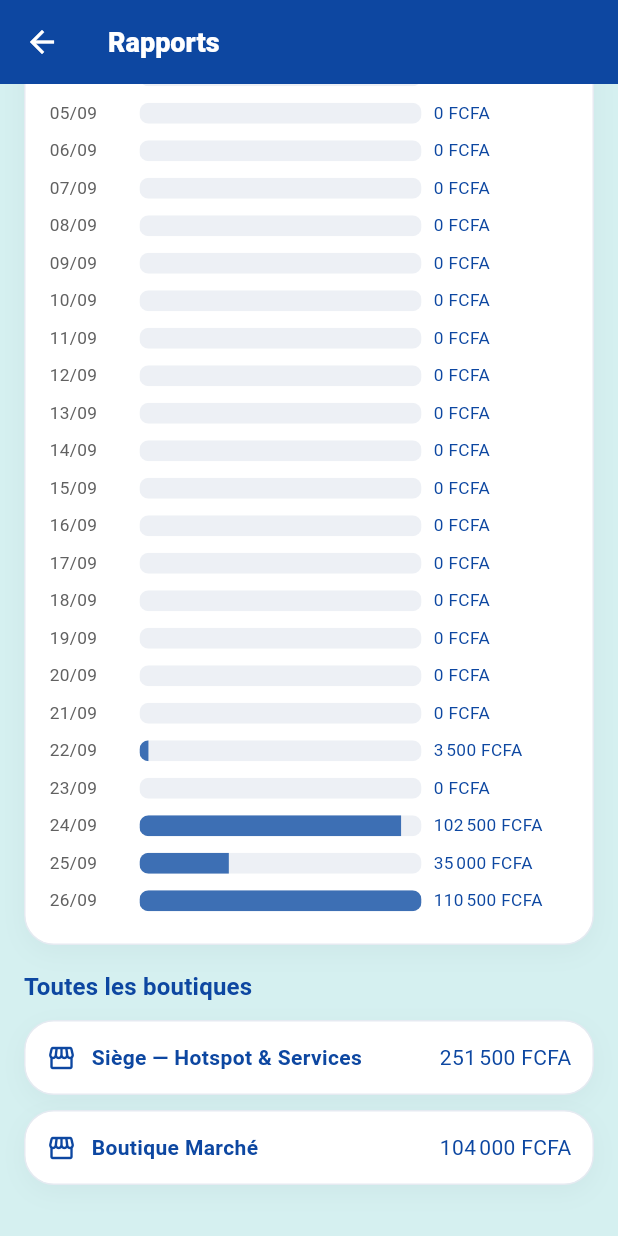
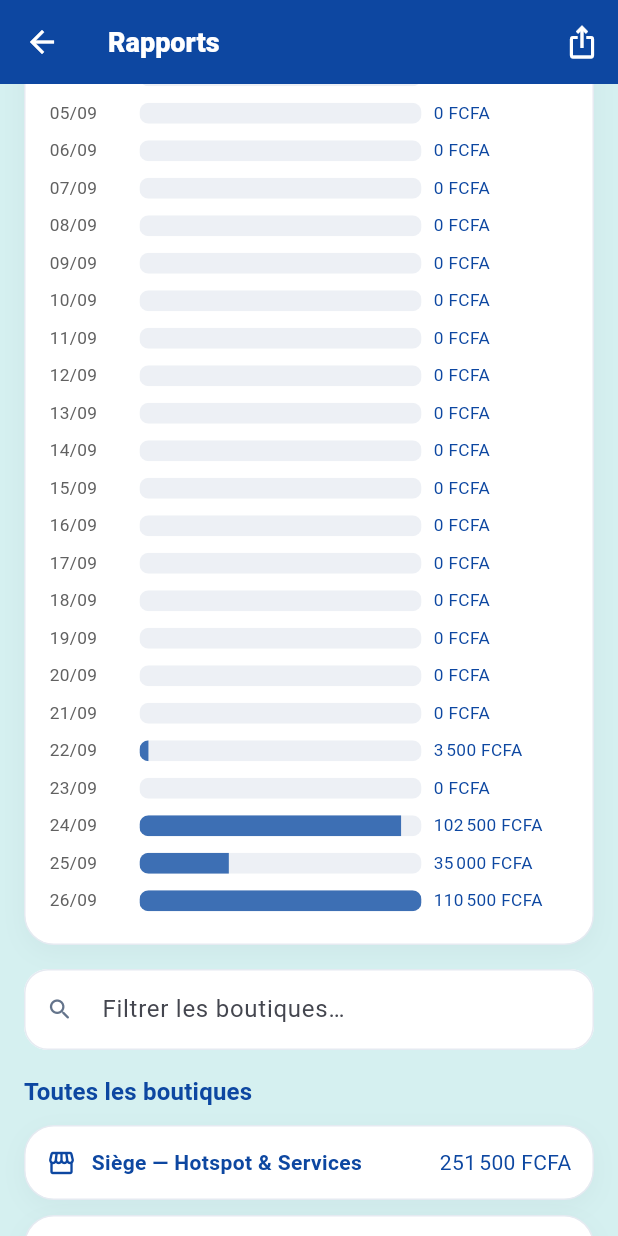
Before and after one commit to aesoltec/NYCTA, a Flutter app: the RapportsScreen screen opened directly, scrolled down 793 dp, on a phone screen of 412 x 824 dp. Run offline on Flutter 3.47's test engine with Material 3 defaults, Android fonts, the phone set to English and light mode, and no system bars; our stand-ins replace connectivity_plus, csv, file_picker, fl_chart, flutter_dotenv, flutter_local_notifications and 8 more; missing offline and left inert: excel; accounts and stored records are empty.

Commit message:
feat(rapports): filtre boutiques, exports PDF/Excel/CSV

```diff
--- a/lib/screens/rapports/rapports_screen.dart
+++ b/lib/screens/rapports/rapports_screen.dart
@@ -6,9 +6,18 @@ import '../../widgets/money_text.dart';
 import '../../widgets/soft_card.dart';
 import '../../widgets/type_chip.dart';
 
+import '../../services/export_service.dart';
+
 /// Rapports : synthèse globale, par activité, par boutique, frais MoMo.
-class RapportsScreen extends StatelessWidget {
+class RapportsScreen extends StatefulWidget {
   const RapportsScreen({super.key});
+
+  @override
+  State<RapportsScreen> createState() => _RapportsScreenState();
+}
+
+class _RapportsScreenState extends State<RapportsScreen> {
+  String _recherche = '';
 
   @override
   Widget build(BuildContext context) {
@@ -21,8 +30,32 @@ class RapportsScreen extends StatelessWidget {
     // depuis le menu « Plus », sans Scaffold englobant : cet écran DOIT
     // fournir le sien, sinon aucune surface n'est peinte derrière lui et le
     // fond apparaît noir/sombre à la place du thème clair de l'app.
+    final boutiques = store.boutiques
+        .where((b) =>
+            _recherche.trim().isEmpty ||
+            b.nom
+                .toLowerCase()
+                .contains(_recherche.trim().toLowerCase()))
+        .toList();
     return Scaffold(
-      appBar: AppBar(title: const Text('Rapports')),
+      appBar: AppBar(
+        title: const Text('Rapports'),
+        actions: [
+          PopupMenuButton<String>(
+            tooltip: 'Exporter le rapport',
+            icon: const Icon(Icons.ios_share_outlined),
+            onSelected: (f) => _exporter(context, store, f),
+            itemBuilder: (_) => const [
+              PopupMenuItem(
+                  value: 'pdf', child: Text('PDF (partage)')),
+              PopupMenuItem(
+                  value: 'xlsx', child: Text('Excel (.xlsx)')),
+              PopupMenuItem(
+                  value: 'csv', child: Text('CSV (Excel)')),
+            ],
+          ),
+        ],
+      ),
       backgroundColor: const Color(0xFFD5F0F0),
       body: ListView(
       padding: const EdgeInsets.fromLTRB(16, 12, 16, 24),
@@ -135,9 +168,18 @@ class RapportsScreen extends StatelessWidget {
           ]),
         ),
         const SizedBox(height: 16),
+        TextField(
+          decoration: const InputDecoration(
+            hintText: 'Filtrer les boutiques…',
+            prefixIcon: Icon(Icons.search_rounded),
+            filled: true,
+          ),
+          onChanged: (v) => setState(() => _recherche = v),
+        ),
+        const SizedBox(height: 16),
         Text('Toutes les boutiques', style: Theme.of(context).textTheme.titleMedium),
         const SizedBox(height: 10),
-        for (final b in store.boutiques)
+        for (final b in boutiques)
           Padding(
             padding: const EdgeInsets.only(bottom: 10),
             child: SoftCard(
@@ -164,4 +206,44 @@ class RapportsScreen extends StatelessWidget {
       ),
     );
   }
+
+  Future<void> _exporter(
+      BuildContext context, Store store, String format) async {
+    const entetes = [
+      'Section', 'Rubrique', 'Montant', 'Devise'
+    ];
+    final caParType = store.caParType;
+    final total = caParType.values.fold(0.0, (a, b) => a + b);
+    final lignes = <List<dynamic>>[
+      ['CA total (mois)', '', total, store.profile.devise],
+      ['Marge (mois)', '', store.margeMois, store.profile.devise],
+      for (final e in caParType.entries)
+        ['Par activité', e.key.name, e.value, store.profile.devise],
+      for (final e in store.fraisMoMoMois.entries)
+        ['Frais MoMo', e.key, e.value, store.profile.devise],
+      for (final e in store.caParJour.entries)
+        ['CA par jour', e.key, e.value, store.profile.devise],
+    ];
+    final nom = 'rapport_${store.moisCourant}';
+    try {
+      switch (format) {
+        case 'pdf':
+          await ExportService.partagerPdf(nom,
+              titre: 'Rapport — ${store.moisCourant}',
+              sousTitre: store.boutiqueCourante.nom,
+              entetes: entetes,
+              lignes: lignes);
+        case 'xlsx':
+          await ExportService.partagerExcel(
+              nom, 'Rapport', entetes, lignes);
+        default:
+          await ExportService.partagerCsv(nom, entetes, lignes);
+      }
+    } catch (_) {
+      if (context.mounted) {
+        ScaffoldMessenger.of(context).showSnackBar(
+            const SnackBar(content: Text('⚠️ Export impossible')));
+      }
+    }
+  }
 }
```
Also changed, not shown: 1 other file.
